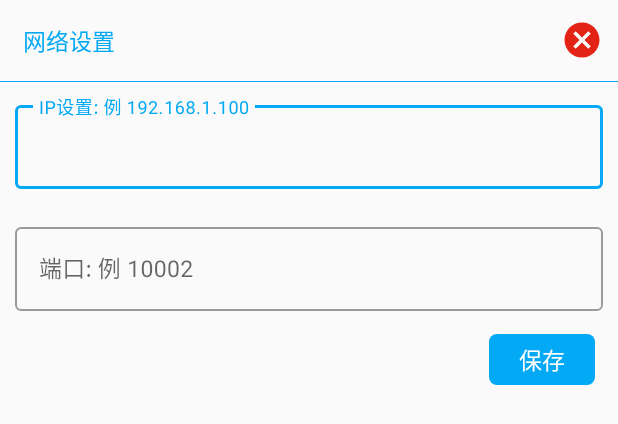
After one commit to Mozcy/SmartCity, an Android app: the layout dialog_ip_set.xml on its own in the app's theme, with its tools: preview values and no code run, on a phone screen of 412 x 824 dp. The commit adds this screen. Shown: the top 424 px of the screen. Run offline under Robolectric (Android 15) with nearby library versions, the phone set to English and light mode, and no system bars.

```diff
--- a/app/src/main/AndroidManifest.xml
+++ b/app/src/main/AndroidManifest.xml
@@ -18,7 +18,8 @@
             android:name=".MainActivity"
             android:configChanges="orientation|keyboardHidden|screenSize"
             android:exported="true"
-            android:windowSoftInputMode="adjustPan">
+            android:windowSoftInputMode="adjustPan" />
+        <activity android:name=".GuideActivity">
             <intent-filter>
                 <action android:name="android.intent.action.MAIN" />
 
--- a/app/src/main/java/com/example/smartcity/utils/HttpUtils.kt
+++ b/app/src/main/java/com/example/smartcity/utils/HttpUtils.kt
@@ -8,8 +8,8 @@ import okhttp3.MediaType.Companion.toMediaType
 import okhttp3.RequestBody.Companion.toRequestBody
 import java.io.IOException
 
-const val imageURL = "http://192.168.8.110/prod-api"
-const val baseURL = "http://192.168.8.110:10002"
+var imageURL = "http://192.168.8.110/prod-api"
+var baseURL = "http://192.168.8.110:10002"
 
 var token = ""
 val gson = Gson()
--- /dev/null
+++ b/app/src/main/res/drawable/btn_blue_5.xml
@@ -0,0 +1,5 @@
+<?xml version="1.0" encoding="utf-8"?>
+<shape xmlns:android="http://schemas.android.com/apk/res/android">
+    <corners android:radius="5dp" />
+    <solid android:color="@color/blue" />
+</shape>
--- /dev/null
+++ b/app/src/main/res/drawable/ic_cancel.xml
@@ -0,0 +1,5 @@
+<vector android:height="28dp" android:tint="#E22316"
+    android:viewportHeight="24" android:viewportWidth="24"
+    android:width="28dp" xmlns:android="http://schemas.android.com/apk/res/android">
+    <path android:fillColor="@android:color/white" android:pathData="M12,2C6.47,2 2,6.47 2,12s4.47,10 10,10 10,-4.47 10,-10S17.53,2 12,2zM17,15.59L15.59,17 12,13.41 8.41,17 7,15.59 10.59,12 7,8.41 8.41,7 12,10.59 15.59,7 17,8.41 13.41,12 17,15.59z"/>
+</vector>
--- /dev/null
+++ b/app/src/main/res/layout/dialog_ip_set.xml
@@ -0,0 +1,92 @@
+<?xml version="1.0" encoding="utf-8"?>
+<LinearLayout xmlns:android="http://schemas.android.com/apk/res/android"
+    android:layout_width="match_parent"
+    android:layout_height="wrap_content"
+    android:orientation="vertical">
+
+    <LinearLayout
+        android:layout_width="match_parent"
+        android:layout_height="wrap_content">
+
+        <TextView
+            android:layout_width="match_parent"
+            android:layout_height="wrap_content"
+            android:layout_weight="1"
+            android:padding="15dp"
+            android:text="网络设置"
+            android:textColor="@color/blue"
+            android:textSize="@dimen/size_15" />
+
+        <ImageView
+            android:id="@+id/cancel"
+            android:layout_width="wrap_content"
+            android:layout_height="wrap_content"
+            android:layout_gravity="center"
+            android:layout_marginRight="10dp"
+            android:src="@drawable/ic_cancel" />
+    </LinearLayout>
+
+    <View
+        android:layout_width="match_parent"
+        android:layout_height="1px"
+        android:background="@color/blue" />
+
+    <com.google.android.material.textfield.TextInputLayout
+        style="@style/Widget.MaterialComponents.TextInputLayout.OutlinedBox"
+        android:layout_width="match_parent"
+        android:layout_height="wrap_content"
+        android:layout_margin="10dp">
+
+        <EditText
+            android:id="@+id/et0"
+            android:layout_width="match_parent"
+            android:layout_height="match_parent"
+            android:background="@null"
+            android:digits="0123456789."
+            android:hint="IP设置: 例 192.168.1.100"
+            android:imeOptions="actionNext"
+            android:inputType="number"
+            android:maxLength="15"
+            android:maxLines="1"
+            android:paddingLeft="10dp"
+            android:textSize="@dimen/size_15" />
+    </com.google.android.material.textfield.TextInputLayout>
+
+    <com.google.android.material.textfield.TextInputLayout
+        style="@style/Widget.MaterialComponents.TextInputLayout.OutlinedBox"
+        android:layout_width="match_parent"
+        android:layout_height="wrap_content"
+        android:layout_margin="10dp">
+
+        <EditText
+            android:id="@+id/et1"
+            android:layout_width="match_parent"
+            android:layout_height="match_parent"
+            android:background="@null"
+            android:hint="端口: 例 10002"
+            android:imeOptions="actionNext"
+            android:inputType="number"
+            android:maxLength="5"
+            android:maxLines="1"
+            android:paddingLeft="10dp"
+            android:textSize="@dimen/size_15" />
+
+    </com.google.android.material.textfield.TextInputLayout>
+
+    <TextView
+        android:id="@+id/tvBtn"
+        android:layout_width="wrap_content"
+        android:layout_height="wrap_content"
+        android:layout_gravity="right"
+        android:layout_marginTop="5dp"
+        android:layout_marginRight="15dp"
+        android:layout_marginBottom="15dp"
+        android:background="@drawable/btn_blue_5"
+        android:paddingLeft="20dp"
+        android:paddingTop="5dp"
+        android:paddingRight="20dp"
+        android:paddingBottom="5dp"
+        android:text="保存"
+        android:textColor="@color/white"
+        android:textSize="@dimen/size_15" />
+</LinearLayout>
--- a/app/src/main/res/menu/main_nav.xml
+++ b/app/src/main/res/menu/main_nav.xml
@@ -11,7 +11,7 @@
     <item
         android:id="@+id/main_nav3"
         android:icon="@mipmap/main_nav3"
-        android:title="精准扶贫" />
+        android:title="智慧党建" />
     <item
         android:id="@+id/main_nav4"
         android:icon="@mipmap/main_nav4"
```
Also changed, not shown: app/src/main/java/com/example/smartcity/GuideActivity.kt (added, +107 -0 lines), app/src/main/java/com/example/smartcity/utils/AppConfig.kt (+9 -0 lines), app/src/main/res/layout/activity_guide.xml (added, +41 -0 lines), app/src/main/res/mipmap-xhdpi/guide1.jpg (added), app/src/main/res/mipmap-xhdpi/guide2.jpg (added), app/src/main/res/mipmap-xhdpi/guide3.jpg (added), app/src/main/res/mipmap-xhdpi/guide4.jpg (added), app/src/main/res/mipmap-xhdpi/guide5.jpg (added), 1 other file.
